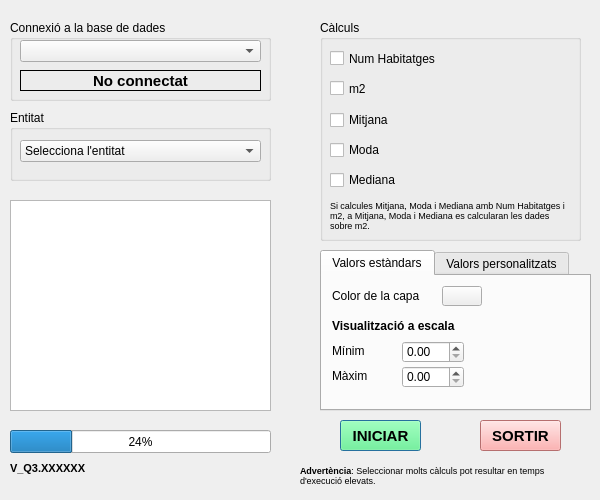
The window that eficiencia_energetica_dialog_base.ui (TecnocampusCCU/eficiencia_energetica) describes before a commit, drawn with Qt 5.
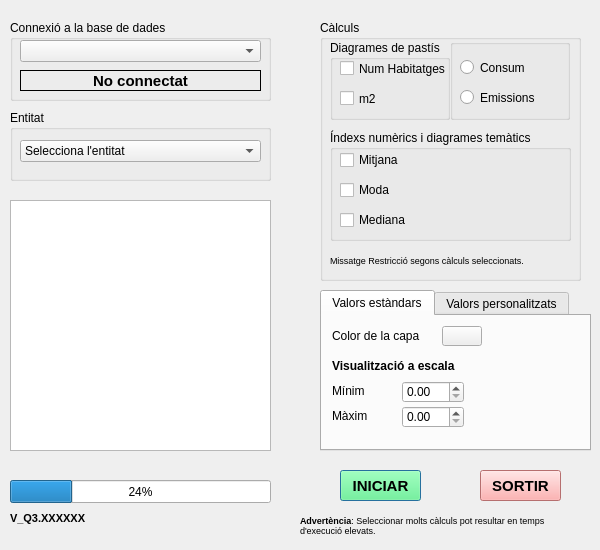
The same window after the commit. Icons and pictures are not drawn.

Commit message: commit per treballar pc

What changed in the file:
```diff
--- a/eficiencia_energetica_dialog_base.ui
+++ b/eficiencia_energetica_dialog_base.ui
@@ -7,19 +7,19 @@
     <x>0</x>
     <y>0</y>
     <width>600</width>
-    <height>500</height>
+    <height>550</height>
    </rect>
   </property>
   <property name="minimumSize">
    <size>
     <width>600</width>
-    <height>500</height>
+    <height>550</height>
    </size>
   </property>
   <property name="maximumSize">
    <size>
     <width>600</width>
-    <height>500</height>
+    <height>550</height>
    </size>
   </property>
   <property name="windowTitle">
@@ -166,17 +166,48 @@
      <x>320</x>
      <y>20</y>
      <width>261</width>
-     <height>221</height>
+     <height>261</height>
     </rect>
    </property>
    <property name="title">
     <string>Càlculs</string>
    </property>
+   <widget class="QLabel" name="labelRestriccio">
+    <property name="geometry">
+     <rect>
+      <x>10</x>
+      <y>225</y>
+      <width>241</width>
+      <height>31</height>
+     </rect>
+    </property>
+    <property name="text">
+     <string>&lt;html&gt;&lt;head/&gt;&lt;body&gt;&lt;p&gt;&lt;span style=&quot; font-size:7pt;&quot;&gt;Missatge Restricció segons càlculs seleccionats.&lt;/span&gt;&lt;/p&gt;&lt;/body&gt;&lt;/html&gt;</string>
+    </property>
+    <property name="textFormat">
+     <enum>Qt::AutoText</enum>
+    </property>
+    <property name="wordWrap">
+     <bool>true</bool>
+    </property>
+   </widget>
+   <widget class="QGroupBox" name="groupDiagrames">
+    <property name="geometry">
+     <rect>
+      <x>10</x>
+      <y>20</y>
+      <width>120</width>
+      <height>80</height>
+     </rect>
+    </property>
+    <property name="title">
+     <string>Diagrames de pastís</string>
+    </property>
    <widget class="QCheckBox" name="checkNumHabit">
     <property name="geometry">
      <rect>
       <x>10</x>
-      <y>30</y>
+       <y>20</y>
       <width>111</width>
       <height>17</height>
      </rect>
@@ -192,7 +223,7 @@
     <property name="geometry">
      <rect>
       <x>10</x>
-      <y>60</y>
+       <y>50</y>
       <width>81</width>
       <height>17</height>
      </rect>
@@ -204,11 +235,63 @@
      <string>m2</string>
     </property>
    </widget>
+   </widget>
+   <widget class="QGroupBox" name="groupBox_2">
+    <property name="geometry">
+     <rect>
+      <x>130</x>
+      <y>19</y>
+      <width>120</width>
+      <height>81</height>
+     </rect>
+    </property>
+    <property name="title">
+     <string/>
+    </property>
+    <widget class="QRadioButton" name="consumButton">
+     <property name="geometry">
+      <rect>
+       <x>10</x>
+       <y>20</y>
+       <width>82</width>
+       <height>17</height>
+      </rect>
+     </property>
+     <property name="text">
+      <string>Consum</string>
+     </property>
+    </widget>
+    <widget class="QRadioButton" name="emissionsButton">
+     <property name="geometry">
+      <rect>
+       <x>10</x>
+       <y>50</y>
+       <width>82</width>
+       <height>17</height>
+      </rect>
+     </property>
+     <property name="text">
+      <string>Emissions</string>
+     </property>
+    </widget>
+   </widget>
+   <widget class="QGroupBox" name="groupIndexs">
+    <property name="geometry">
+     <rect>
+      <x>10</x>
+      <y>110</y>
+      <width>241</width>
+      <height>111</height>
+     </rect>
+    </property>
+    <property name="title">
+     <string>Índexs numèrics i diagrames temàtics</string>
+    </property>
    <widget class="QCheckBox" name="checkMitjana">
     <property name="geometry">
      <rect>
       <x>10</x>
-      <y>90</y>
+       <y>20</y>
       <width>77</width>
       <height>20</height>
      </rect>
@@ -217,11 +300,24 @@
      <string>Mitjana</string>
     </property>
    </widget>
+    <widget class="QCheckBox" name="checkModa">
+     <property name="geometry">
+      <rect>
+       <x>10</x>
+       <y>50</y>
+       <width>77</width>
+       <height>20</height>
+      </rect>
+     </property>
+     <property name="text">
+      <string>Moda</string>
+     </property>
+    </widget>
    <widget class="QCheckBox" name="checkMediana">
     <property name="geometry">
      <rect>
       <x>10</x>
-      <y>150</y>
+       <y>80</y>
       <width>77</width>
       <height>20</height>
      </rect>
@@ -233,44 +329,13 @@
      <bool>false</bool>
     </property>
    </widget>
-   <widget class="QCheckBox" name="checkModa">
-    <property name="geometry">
-     <rect>
-      <x>10</x>
-      <y>120</y>
-      <width>77</width>
-      <height>20</height>
-     </rect>
-    </property>
-    <property name="text">
-     <string>Moda</string>
-    </property>
-   </widget>
-   <widget class="QLabel" name="labelRestriccio">
-    <property name="geometry">
-     <rect>
-      <x>10</x>
-      <y>180</y>
-      <width>241</width>
-      <height>31</height>
-     </rect>
-    </property>
-    <property name="text">
-     <string>&lt;html&gt;&lt;head/&gt;&lt;body&gt;&lt;p&gt;&lt;span style=&quot; font-size:7pt;&quot;&gt;Si calcules Mitjana, Moda i Mediana amb Num Habitatges i m2, a Mitjana, Moda i Mediana es calcularan les dades sobre m2.&lt;/span&gt;&lt;/p&gt;&lt;/body&gt;&lt;/html&gt;</string>
-    </property>
-    <property name="textFormat">
-     <enum>Qt::AutoText</enum>
-    </property>
-    <property name="wordWrap">
-     <bool>true</bool>
-    </property>
    </widget>
   </widget>
   <widget class="QPushButton" name="pushInici">
    <property name="geometry">
     <rect>
      <x>340</x>
-     <y>420</y>
+     <y>470</y>
      <width>81</width>
      <height>31</height>
     </rect>
@@ -708,7 +773,7 @@
    <property name="geometry">
     <rect>
      <x>480</x>
-     <y>420</y>
+     <y>470</y>
      <width>81</width>
      <height>31</height>
     </rect>
@@ -1148,7 +1213,7 @@
      <x>10</x>
      <y>200</y>
      <width>261</width>
-     <height>211</height>
+     <height>251</height>
     </rect>
    </property>
   </widget>
@@ -1156,7 +1221,7 @@
    <property name="geometry">
     <rect>
      <x>300</x>
-     <y>460</y>
+     <y>510</y>
      <width>281</width>
      <height>31</height>
     </rect>
@@ -1175,7 +1240,7 @@
    <property name="geometry">
     <rect>
      <x>10</x>
-     <y>460</y>
+     <y>510</y>
      <width>91</width>
      <height>16</height>
     </rect>
@@ -1195,7 +1260,7 @@
    <property name="geometry">
     <rect>
      <x>10</x>
-     <y>430</y>
+     <y>480</y>
      <width>261</width>
      <height>23</height>
     </rect>
@@ -1208,7 +1273,7 @@
    <property name="geometry">
     <rect>
      <x>320</x>
-     <y>250</y>
+     <y>290</y>
      <width>271</width>
      <height>161</height>
     </rect>
```
Lines whose indentation alone changed are shown as unchanged. The commit also changes 2 other files.
